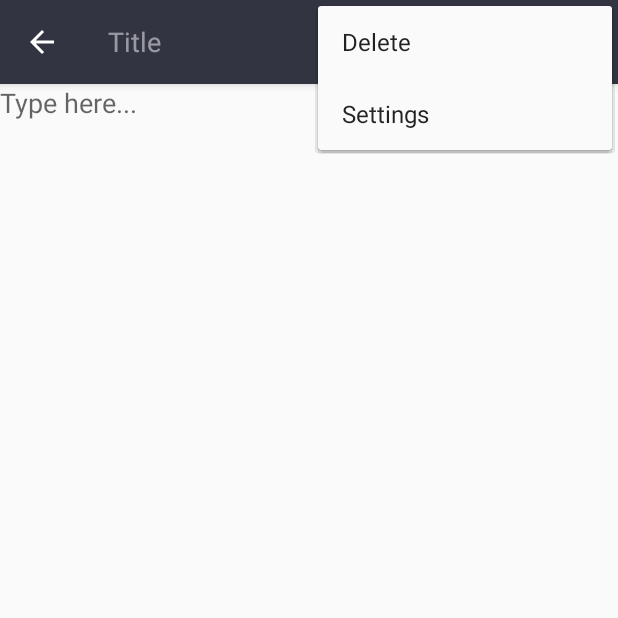
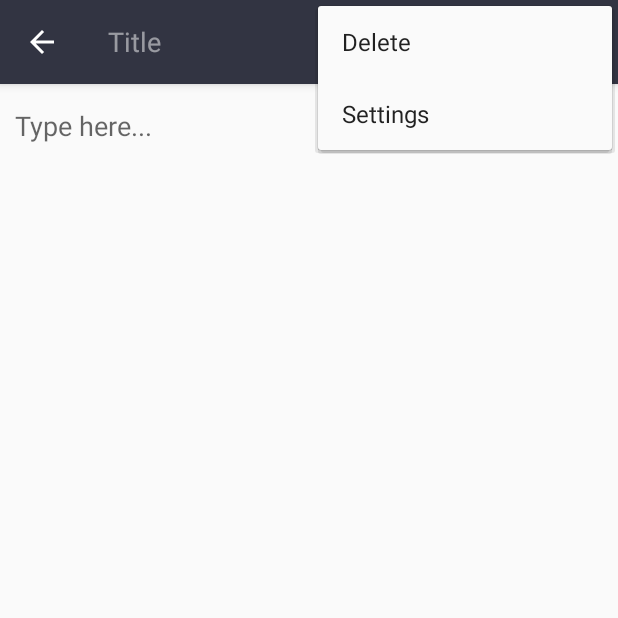
Before and after one commit to AlexLapena/Rap-Homie, an Android app: the NotepadActivity screen opened directly, with no data from a screen before it, with the options menu open, on a phone screen of 412 x 824 dp, the top half of it. Run offline under Robolectric (Android 15) with nearby library versions, the phone set to English and light mode, and no system bars.

Commit message:
Update padding to lyric textedit

```diff
--- a/app/src/main/res/layout/activity_song_select.xml
+++ b/app/src/main/res/layout/activity_song_select.xml
@@ -41,7 +41,7 @@
             android:layout_width="wrap_content"
             android:layout_height="wrap_content"
             app:layout_constraintStart_toStartOf="parent"
-            app:layout_constraintTop_toTopOf="parent"></ListView>
+            app:layout_constraintTop_toTopOf="parent" />
 
     </android.support.constraint.ConstraintLayout>
 
--- a/app/src/main/res/layout/content_main.xml
+++ b/app/src/main/res/layout/content_main.xml
@@ -16,6 +16,8 @@
         android:gravity="top"
         android:id="@+id/EditText1"
         app:layout_constraintTop_toTopOf="parent"
+        android:paddingTop="5dp"
+        android:layout_margin="10dp"
         android:background="@android:color/transparent"/>
 
 </android.support.constraint.ConstraintLayout>
```
